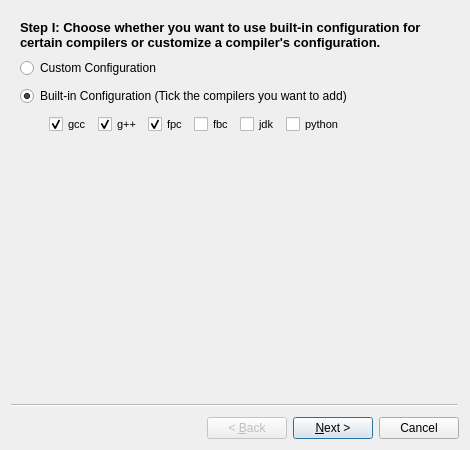
Before: the Qt Designer form forms_win32/addcompilerwizard.ui in Sojiv/Project_lemon, drawn with Qt 5.
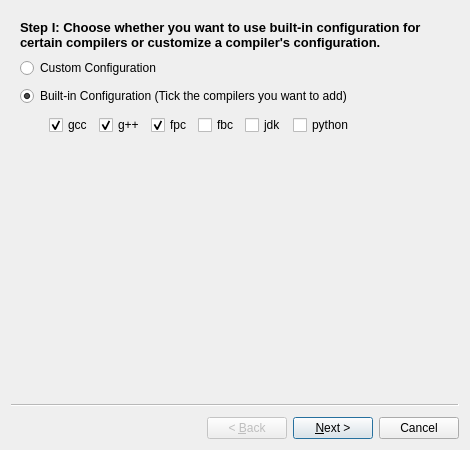
After: the same form once the commit is applied.

What changed in the file:
```diff
--- a/forms_win32/addcompilerwizard.ui
+++ b/forms_win32/addcompilerwizard.ui
@@ -105,7 +105,7 @@
                <item>
                 <widget class="QCheckBox" name="gccCheck">
                  <property name="styleSheet">
-                  <string notr="true">font-size:8pt;</string>
+                  <string notr="true">font-size:9pt;</string>
                  </property>
                  <property name="text">
                   <string notr="true">gcc</string>
@@ -118,7 +118,7 @@
                <item>
                 <widget class="QCheckBox" name="gppCheck">
                  <property name="styleSheet">
-                  <string notr="true">font-size:8pt;</string>
+                  <string notr="true">font-size:9pt;</string>
                  </property>
                  <property name="text">
                   <string notr="true">g++</string>
@@ -131,7 +131,7 @@
                <item>
                 <widget class="QCheckBox" name="fpcCheck">
                  <property name="styleSheet">
-                  <string notr="true">font-size:8pt;</string>
+                  <string notr="true">font-size:9pt;</string>
                  </property>
                  <property name="text">
                   <string notr="true">fpc</string>
@@ -144,7 +144,7 @@
                <item>
                 <widget class="QCheckBox" name="fbcCheck">
                  <property name="styleSheet">
-                  <string notr="true">font-size:8pt;</string>
+                  <string notr="true">font-size:9pt;</string>
                  </property>
                  <property name="text">
                   <string notr="true">fbc</string>
@@ -154,7 +154,7 @@
                <item>
                 <widget class="QCheckBox" name="jdkCheck">
                  <property name="styleSheet">
-                  <string notr="true">font-size:8pt;</string>
+                  <string notr="true">font-size:9pt;</string>
                  </property>
                  <property name="text">
                   <string notr="true">jdk</string>
@@ -164,7 +164,7 @@
                <item>
                 <widget class="QCheckBox" name="pythonCheck">
                  <property name="styleSheet">
-                  <string notr="true">font-size:8pt;</string>
+                  <string notr="true">font-size:9pt;</string>
                  </property>
                  <property name="text">
                   <string notr="true">python</string>
```
